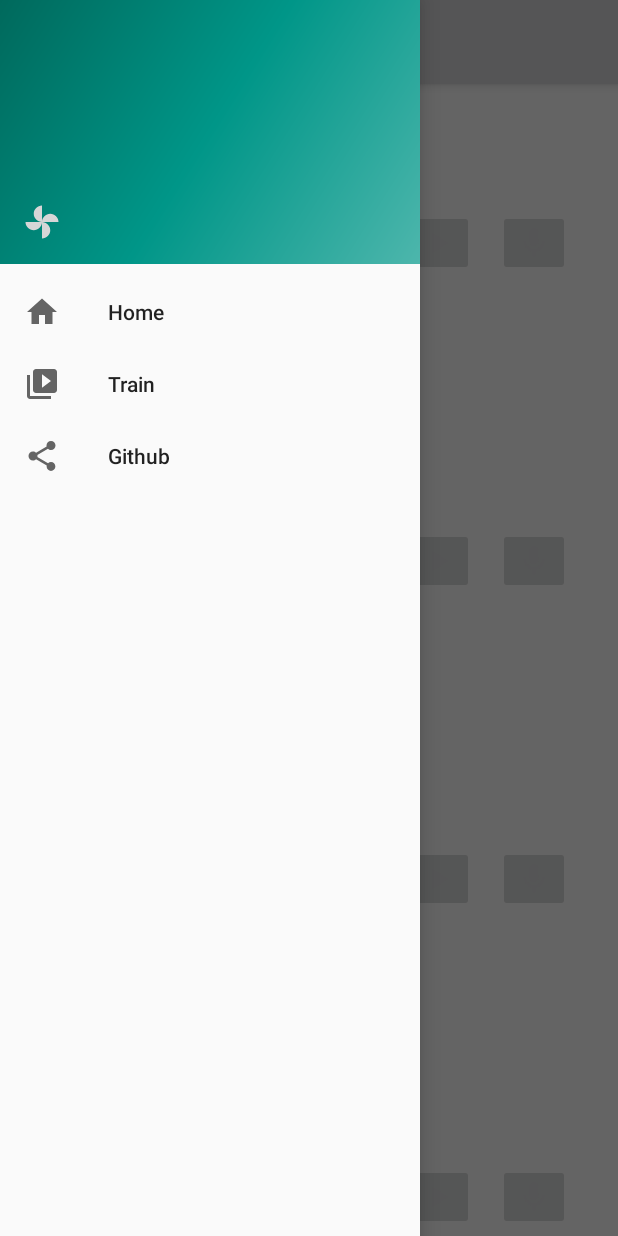
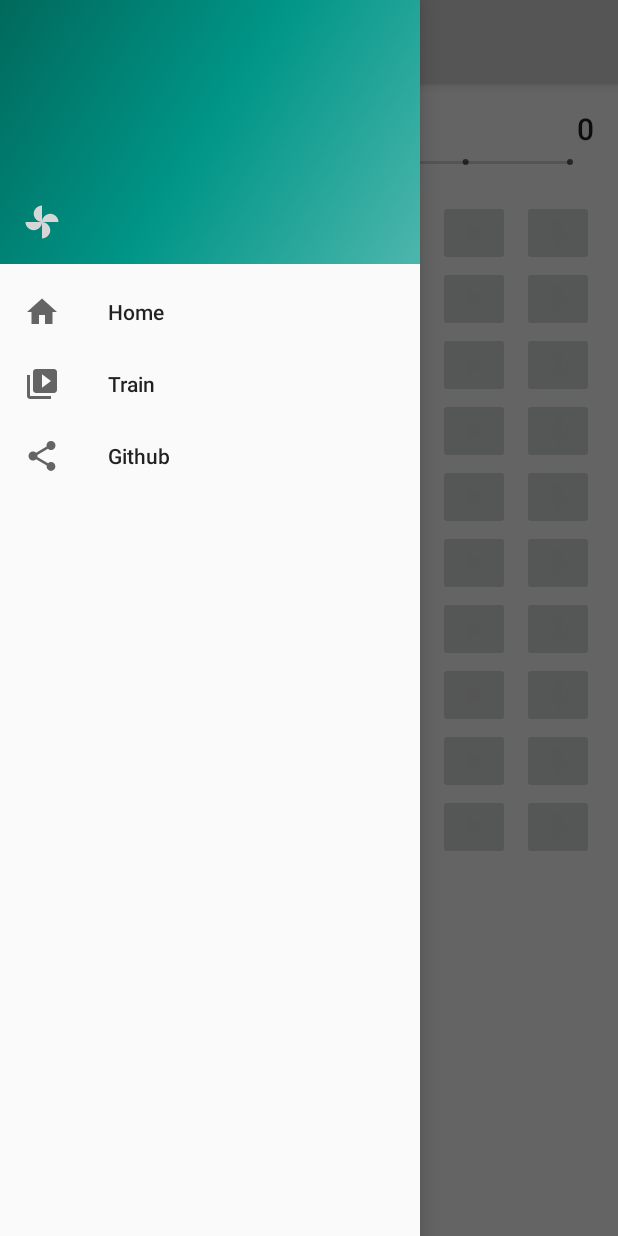
Before and after one commit to theawless/BTech-Project, an Android app: the fragment TrainFragment placed in its activity, with the side drawer open, on a phone screen of 412 x 824 dp. Run offline under Robolectric (Android 15) with nearby library versions, the phone set to English and light mode, and no system bars; libraries missing offline, so code that uses them is left out: kotlinx.coroutines.experimental.

Commit message:
Improve UI

```diff
--- a/src/app/src/main/java/com/gobbledygook/theawless/speechy/app/TrainFragment.kt
+++ b/src/app/src/main/java/com/gobbledygook/theawless/speechy/app/TrainFragment.kt
@@ -2,13 +2,12 @@ package com.gobbledygook.theawless.speechy.app
 
 import android.app.Fragment
 import android.os.Bundle
-import android.support.v7.widget.LinearLayoutManager
 import android.support.v7.widget.RecyclerView
 import android.view.LayoutInflater
 import android.view.View
 import android.view.ViewGroup
 import android.widget.ImageButton
-import android.widget.NumberPicker
+import android.widget.SeekBar
 import android.widget.TextView
 import com.gobbledygook.theawless.speechy.R
 import com.gobbledygook.theawless.speechy.audio.AudioPlayer
@@ -16,19 +15,15 @@ import com.gobbledygook.theawless.speechy.audio.AudioRecorder
 import com.gobbledygook.theawless.speechy.utils.SpeechConstants
 import com.gobbledygook.theawless.speechy.utils.Utils
 import com.gobbledygook.theawless.speechy.utils.UtilsConstants
+import kotlinx.android.synthetic.main.fragment_train.*
 
 class TrainFragment : Fragment(), AudioRecorder.Listener, AudioPlayer.Listener {
     inner class TrainRecyclerViewAdapter(private val listItems: Array<String>) : RecyclerView.Adapter<TrainRecyclerViewAdapter.ViewHolder>() {
-        override fun onCreateViewHolder(parent: ViewGroup, viewType: Int): ViewHolder {
-            val holder = ViewHolder(LayoutInflater.from(parent.context).inflate(R.layout.fragment_train, parent, false))
-            holder.index.maxValue = SpeechConstants.N_UTTERANCES - 1
-            holder.index.minValue = 0
-            return holder
-        }
+        override fun onCreateViewHolder(parent: ViewGroup, viewType: Int): ViewHolder =
+                ViewHolder(LayoutInflater.from(parent.context).inflate(R.layout.train_list_item, parent, false))
 
         override fun onBindViewHolder(holder: ViewHolder, position: Int) {
             holder.title.text = listItems[position]
-            holder.index.value = 0
             holder.mic.setOnClickListener({ _ -> recording(holder) })
             holder.play.setOnClickListener({ _ -> playing(holder) })
         }
@@ -37,7 +32,6 @@ class TrainFragment : Fragment(), AudioRecorder.Listener, AudioPlayer.Listener {
 
         inner class ViewHolder(view: View) : RecyclerView.ViewHolder(view) {
             var title: TextView = view.findViewById(R.id.title)
-            var index: NumberPicker = view.findViewById(R.id.index)
             var mic: ImageButton = view.findViewById(R.id.mic)
             var play: ImageButton = view.findViewById(R.id.play)
         }
@@ -91,15 +85,26 @@ class TrainFragment : Fragment(), AudioRecorder.Listener, AudioPlayer.Listener {
 
     private fun getPathForListItem(lastViewHolder: TrainRecyclerViewAdapter.ViewHolder?): String {
         val wordIndex = lastViewHolder!!.adapterPosition
-        val utteranceIndex = lastViewHolder.index.value
+        val utteranceIndex = trainIndex.progress
         val filename = SpeechConstants.WORDS[wordIndex] + "_" + utteranceIndex.toString()
         return Utils.combinePaths((activity as MainActivity).speechDirPath, UtilsConstants.RECORD_FOLDER, filename)
     }
 
-    override fun onCreateView(inflater: LayoutInflater, container: ViewGroup?, savedInstanceState: Bundle?): View? {
-        val view = inflater.inflate(R.layout.fragment_train_list, container, false) as RecyclerView
-        view.layoutManager = LinearLayoutManager(context)
-        view.adapter = TrainRecyclerViewAdapter(SpeechConstants.WORDS)
-        return view
+    override fun onCreateView(inflater: LayoutInflater, container: ViewGroup?, savedInstanceState: Bundle?): View? =
+            inflater.inflate(R.layout.fragment_train, container, false)
+
+    override fun onViewCreated(view: View?, savedInstanceState: Bundle?) {
+        super.onViewCreated(view, savedInstanceState)
+        trainList.adapter = TrainRecyclerViewAdapter(SpeechConstants.WORDS)
+        trainIndex.max = SpeechConstants.N_UTTERANCES
+        trainIndex.setOnSeekBarChangeListener(object : SeekBar.OnSeekBarChangeListener {
+            override fun onStartTrackingTouch(seekbar: SeekBar) {}
+
+            override fun onStopTrackingTouch(seekBar: SeekBar) {}
+
+            override fun onProgressChanged(seekBar: SeekBar, progress: Int, fromUser: Boolean) {
+                trainIndexLabel.text = progress.toString()
+            }
+        })
     }
 }
--- a/src/app/src/main/res/layout/fragment_main.xml
+++ b/src/app/src/main/res/layout/fragment_main.xml
@@ -10,6 +10,7 @@
         android:id="@+id/radioRecogniserGroup"
         android:layout_width="fill_parent"
         android:layout_height="wrap_content"
+        android:layout_margin="@dimen/text_margin"
         android:orientation="vertical">
 
         <RadioButton
@@ -29,6 +30,7 @@
             android:layout_width="wrap_content"
             android:layout_height="wrap_content"
             android:text="Sphinx" />
+
     </RadioGroup>
 
     <android.support.design.widget.FloatingActionButton
--- a/src/app/src/main/res/layout/fragment_train.xml
+++ b/src/app/src/main/res/layout/fragment_train.xml
@@ -1,44 +1,52 @@
 <?xml version="1.0" encoding="utf-8"?>
-<RelativeLayout xmlns:android="http://schemas.android.com/apk/res/android"
+
+<LinearLayout xmlns:android="http://schemas.android.com/apk/res/android"
+    xmlns:app="http://schemas.android.com/apk/res-auto"
+    xmlns:tools="http://schemas.android.com/tools"
     android:layout_width="match_parent"
     android:layout_height="wrap_content"
-    android:orientation="horizontal">
+    android:layout_margin="@dimen/text_margin"
+    android:orientation="vertical"
+    tools:context="com.gobbledygook.theawless.speechy.app.TrainFragment">
+
+    <RelativeLayout
+        android:layout_width="match_parent"
+        android:layout_height="wrap_content"
+        android:layout_gravity="center_horizontal">
 
         <TextView
-        android:id="@+id/title"
             android:layout_width="wrap_content"
             android:layout_height="wrap_content"
-        android:layout_alignParentStart="true"
-        android:layout_centerVertical="true"
-        android:layout_margin="@dimen/text_margin"
+            android:text="Utterance number"
             android:textAppearance="@style/TextAppearance.AppCompat.Title" />
 
-    <NumberPicker
-        android:id="@+id/index"
-        android:layout_width="wrap_content"
-        android:layout_height="wrap_content"
-        android:layout_centerVertical="true"
-        android:layout_margin="@dimen/text_margin"
-        android:layout_toStartOf="@id/play"
-        android:descendantFocusability="blocksDescendants" />
-
-    <ImageButton
-        android:id="@+id/mic"
-        style="@style/Widget.AppCompat.ImageButton"
+        <TextView
+            android:id="@+id/trainIndexLabel"
             android:layout_width="wrap_content"
             android:layout_height="wrap_content"
             android:layout_alignParentEnd="true"
-        android:layout_centerVertical="true"
-        android:layout_margin="@dimen/text_margin"
-        android:src="@drawable/mic_on" />
+            android:text="0"
+            android:textAppearance="@style/TextAppearance.AppCompat.Title" />
 
-    <ImageButton
-        android:id="@+id/play"
-        style="@style/Widget.AppCompat.ImageButton"
+
+    </RelativeLayout>
+
+    <SeekBar
+        android:id="@+id/trainIndex"
+        style="@style/Widget.AppCompat.SeekBar.Discrete"
+        android:layout_width="match_parent"
+        android:layout_height="wrap_content" />
+
+    <Space
         android:layout_width="wrap_content"
         android:layout_height="wrap_content"
-        android:layout_centerVertical="true"
-        android:layout_toStartOf="@id/mic"
-        android:src="@drawable/play" />
+        android:layout_margin="@dimen/divide_margin" />
 
-</RelativeLayout>
+    <android.support.v7.widget.RecyclerView
+        android:id="@+id/trainList"
+        android:layout_width="wrap_content"
+        android:layout_height="wrap_content"
+        app:layoutManager="LinearLayoutManager"
+        tools:listitem="@layout/train_list_item" />
+
+</LinearLayout>
--- a/src/app/src/main/res/layout/fragment_train_list.xml
+++ /dev/null
@@ -1,13 +0,0 @@
-<?xml version="1.0" encoding="utf-8"?>
-<android.support.v7.widget.RecyclerView xmlns:android="http://schemas.android.com/apk/res/android"
-    xmlns:app="http://schemas.android.com/apk/res-auto"
-    xmlns:tools="http://schemas.android.com/tools"
-    android:id="@+id/list"
-    android:name="com.gobbledygook.theawless.speechy.TrainFragment"
-    android:layout_width="match_parent"
-    android:layout_height="match_parent"
-    android:layout_marginLeft="16dp"
-    android:layout_marginRight="16dp"
-    app:layoutManager="LinearLayoutManager"
-    tools:context="com.gobbledygook.theawless.speechy.app.TrainFragment"
-    tools:listitem="@layout/fragment_train" />
--- /dev/null
+++ b/src/app/src/main/res/layout/train_list_item.xml
@@ -0,0 +1,34 @@
+<?xml version="1.0" encoding="utf-8"?>
+<RelativeLayout xmlns:android="http://schemas.android.com/apk/res/android"
+    android:layout_width="match_parent"
+    android:layout_height="wrap_content"
+    android:orientation="horizontal">
+
+    <TextView
+        android:id="@+id/title"
+        android:layout_width="wrap_content"
+        android:layout_height="wrap_content"
+        android:layout_alignParentStart="true"
+        android:layout_centerVertical="true"
+        android:textAppearance="@style/TextAppearance.AppCompat.Title" />
+
+    <ImageButton
+        android:id="@+id/play"
+        style="@style/Widget.AppCompat.ImageButton"
+        android:layout_width="wrap_content"
+        android:layout_height="wrap_content"
+        android:layout_centerVertical="true"
+        android:layout_marginEnd="@dimen/divide_margin"
+        android:layout_toStartOf="@id/mic"
+        android:src="@drawable/play" />
+
+    <ImageButton
+        android:id="@+id/mic"
+        style="@style/Widget.AppCompat.ImageButton"
+        android:layout_width="wrap_content"
+        android:layout_height="wrap_content"
+        android:layout_alignParentEnd="true"
+        android:layout_centerVertical="true"
+        android:src="@drawable/mic_on" />
+
+</RelativeLayout>
--- a/src/app/src/main/res/values/dimens.xml
+++ b/src/app/src/main/res/values/dimens.xml
@@ -6,4 +6,5 @@
     <dimen name="nav_header_height">176dp</dimen>
     <dimen name="fab_margin">16dp</dimen>
     <dimen name="text_margin">16dp</dimen>
+    <dimen name="divide_margin">8dp</dimen>
 </resources>
```
Lines whose indentation alone changed are shown as unchanged.
